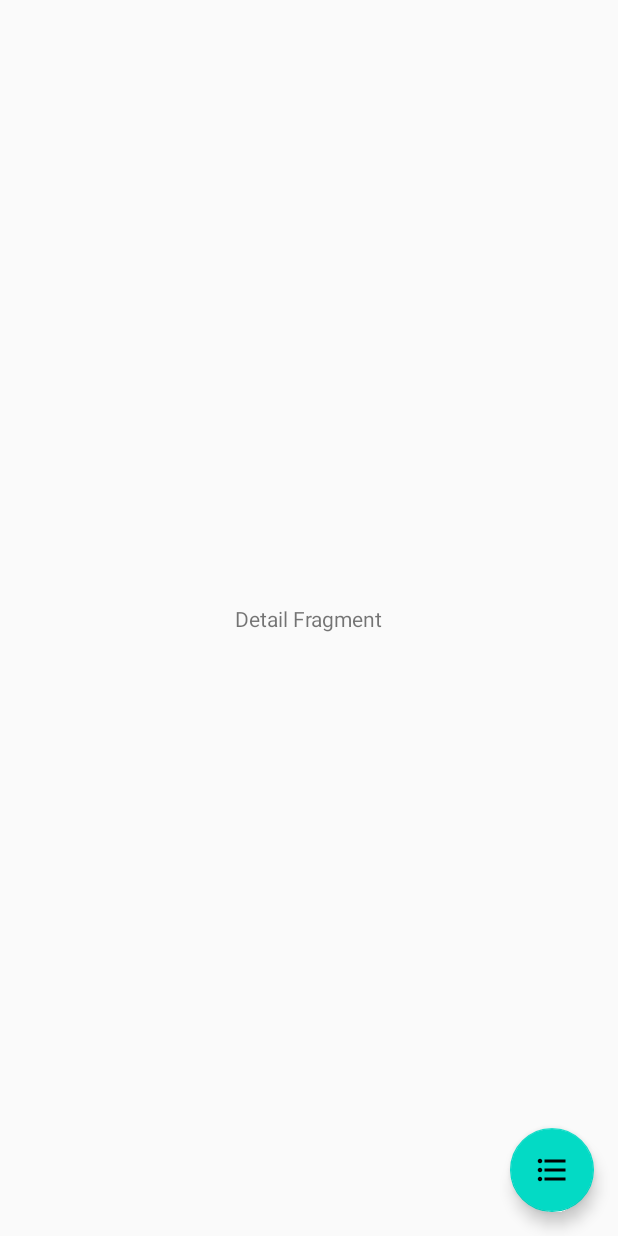
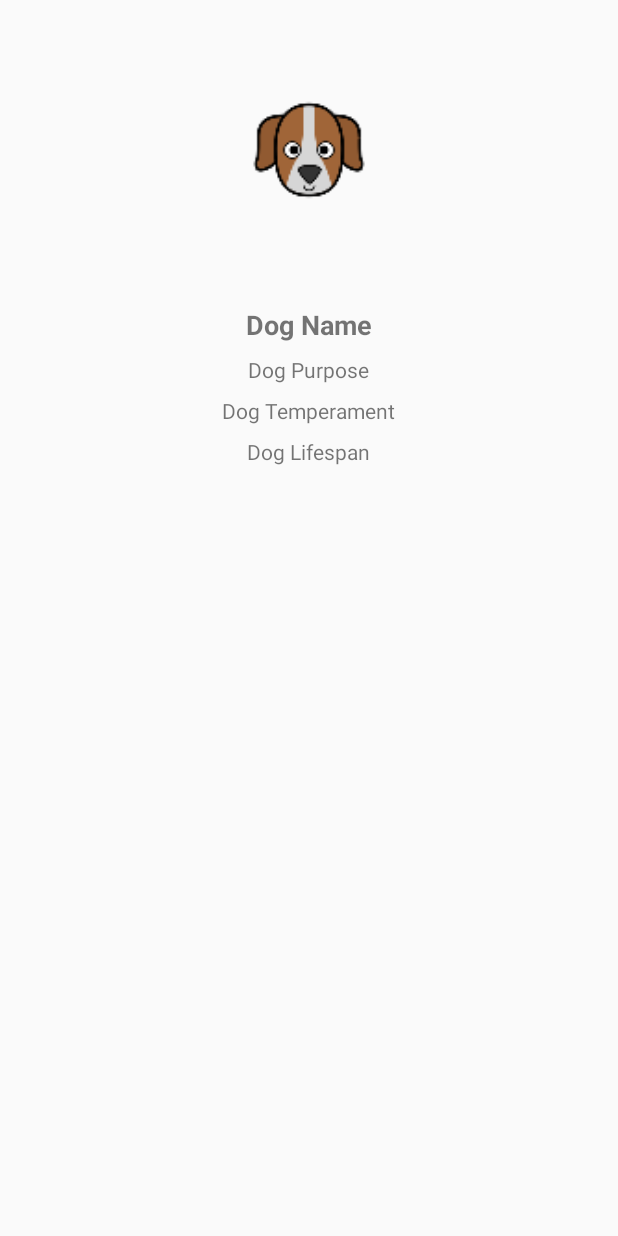
Before and after one commit to hanzosama/AndroidKotlinExercises, an Android app: the layout fragment_detail.xml on its own in the app's theme, with its tools: preview values and no code run, on a phone screen of 412 x 824 dp. Run offline under Robolectric (Android 15) with nearby library versions, the phone set to English and light mode, and no system bars.

Commit message:
The interface was updated with the correct UI components.

```diff
--- a/Dogs/app/src/main/res/layout/fragment_detail.xml
+++ b/Dogs/app/src/main/res/layout/fragment_detail.xml
@@ -3,32 +3,58 @@
     xmlns:app="http://schemas.android.com/apk/res-auto"
     xmlns:tools="http://schemas.android.com/tools">
 
-    <androidx.constraintlayout.widget.ConstraintLayout
+    <RelativeLayout
         android:layout_width="match_parent"
         android:layout_height="match_parent"
         tools:context=".view.DetailFragment">
 
+        <ImageView
+            android:id="@+id/dogImage"
+            android:layout_width="match_parent"
+            android:layout_height="wrap_content"
+            android:layout_alignParentTop="true"
+            android:minHeight="200dp"
+            android:scaleType="fitCenter"
+            android:src="@mipmap/ic_dog_launcher_foreground" />
 
         <TextView
-            android:id="@+id/textView2"
+            android:id="@+id/dogName"
+            style="@style/Title"
             android:layout_width="wrap_content"
             android:layout_height="wrap_content"
-            android:text="Detail Fragment"
-            app:layout_constraintBottom_toBottomOf="parent"
-            app:layout_constraintEnd_toEndOf="parent"
-            app:layout_constraintStart_toStartOf="parent"
-            app:layout_constraintTop_toTopOf="parent" />
+            android:layout_below="@id/dogImage"
+            android:layout_centerHorizontal="true"
+            android:layout_margin="4dp"
+            android:text="Dog Name" />
 
-        <com.google.android.material.floatingactionbutton.FloatingActionButton
-            android:id="@+id/buttonList"
+        <TextView
+            android:id="@+id/dogPurpose"
+            style="@style/Text"
             android:layout_width="wrap_content"
             android:layout_height="wrap_content"
-            android:layout_marginEnd="16dp"
-            android:layout_marginRight="16dp"
-            android:layout_marginBottom="16dp"
-            android:clickable="true"
-            android:src="@drawable/ic_list"
-            app:layout_constraintBottom_toBottomOf="parent"
-            app:layout_constraintEnd_toEndOf="parent" />
-    </androidx.constraintlayout.widget.ConstraintLayout>
+            android:layout_below="@id/dogName"
+            android:layout_centerHorizontal="true"
+            android:layout_margin="4dp"
+            android:text="Dog Purpose" />
+
+        <TextView
+            android:id="@+id/dogTemperament"
+            style="@style/Text"
+            android:layout_width="wrap_content"
+            android:layout_height="wrap_content"
+            android:layout_below="@id/dogPurpose"
+            android:layout_centerHorizontal="true"
+            android:layout_margin="4dp"
+            android:text="Dog Temperament" />
+
+        <TextView
+            android:id="@+id/dogLifeSpan"
+            style="@style/Text"
+            android:layout_width="wrap_content"
+            android:layout_height="wrap_content"
+            android:layout_below="@id/dogTemperament"
+            android:layout_centerHorizontal="true"
+            android:layout_margin="4dp"
+            android:text="Dog Lifespan" />
+    </RelativeLayout>
 </layout>
--- a/Dogs/app/src/main/res/values/styles.xml
+++ b/Dogs/app/src/main/res/values/styles.xml
@@ -8,4 +8,13 @@
         <item name="colorAccent">@color/colorAccent</item>
     </style>
 
+    <style name="Title">
+        <item name="android:textSize">18sp</item>
+        <item name="android:textStyle">bold</item>
+    </style>
+
+    <style name="Text">
+        <item name="android:textSize">14sp</item>
+    </style>
+
 </resources>
```
Also changed, not shown: Dogs/app/src/main/res/layout/fragment_list.xml (+31 -14 lines), Dogs/app/src/main/res/layout/item_dog.xml (added, +41 -0 lines).
